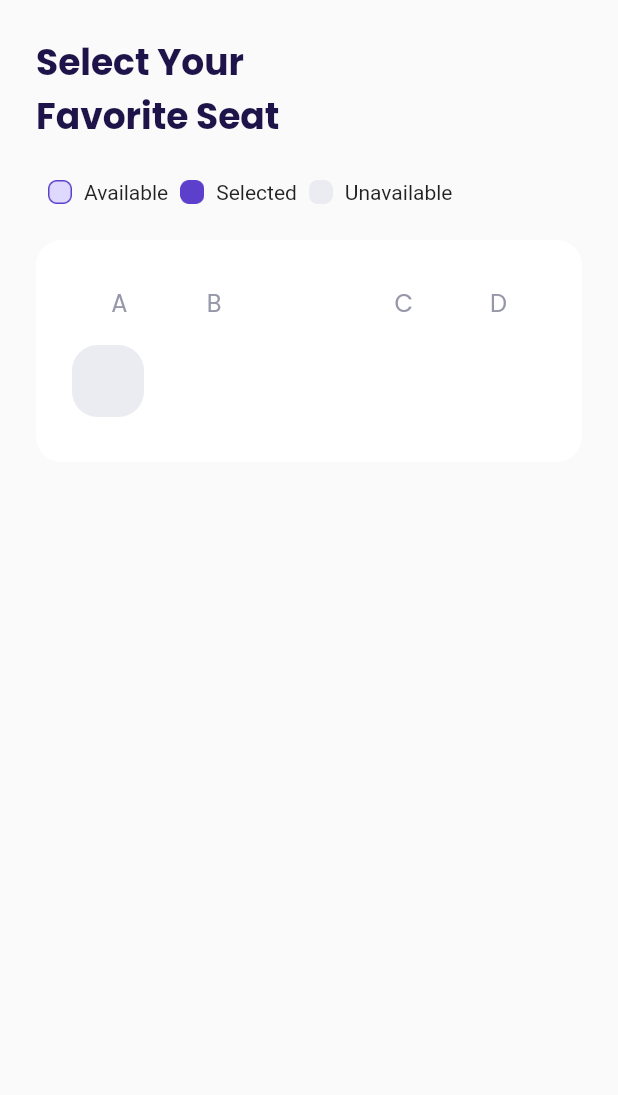
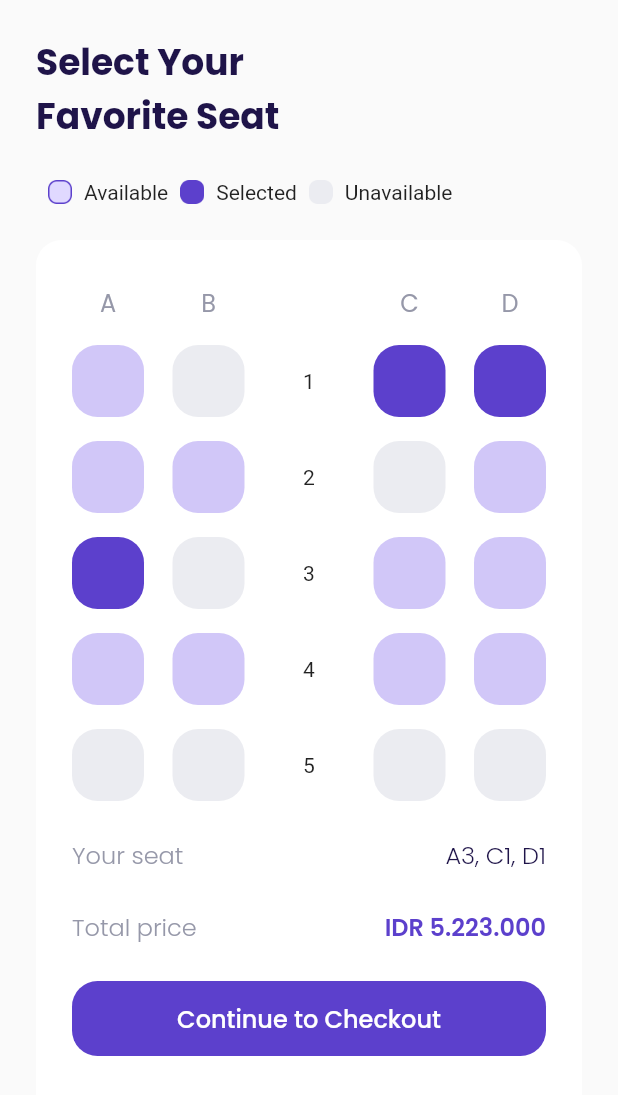
Before and after one commit to Bintaaaa/air_plane_flutter, a Flutter app: the ChooseSeatPage screen opened by its route, on a phone screen of 412 x 824 dp. Shown: the top 1095 px of the screen. Run offline on Flutter 3.47's test engine with Material 2 defaults, Android fonts, the phone set to English and light mode, and no system bars; our stand-ins replace google_fonts.

```diff
--- a/lib/main.dart
+++ b/lib/main.dart
@@ -1,4 +1,6 @@
+import 'package:air_plane/ui/pages/SuccessPage.dart';
 import 'package:air_plane/ui/pages/bonus_page.dart';
+import 'package:air_plane/ui/pages/checkout_page.dart';
 import 'package:air_plane/ui/pages/choose_seat_page.dart';
 import 'package:air_plane/ui/pages/detail_page.dart';
 import 'package:air_plane/ui/pages/get_started.dart';
@@ -22,7 +24,9 @@ class MyApp extends StatelessWidget {
         '/bonus': (context) => BonusPage(),
         '/main': (context) => MainPage(),
         '/detail-page': (context) => DetailPage(),
-        '/choose-seat': (context) => ChooseSeatPage()
+        '/choose-seat': (context) => ChooseSeatPage(),
+        '/checkout': (context) => CheckoutPage(),
+        '/success': (context) => SuccessCheckoutPage()
       },
     );
   }
--- a/lib/style/theme.dart
+++ b/lib/style/theme.dart
@@ -14,6 +14,7 @@ Color kBackgroundColor = Color(0xffFAFAFA);
 Color kInActiveColor = Color(0xffDBD7EC);
 Color kTransparent = Colors.transparent;
 Color kUnavailable = Color(0xffEBECF1);
+Color kAvailable = Color(0xffd1c7f8);
 
 
 TextStyle blackTextStyle = GoogleFonts.poppins(
--- a/lib/ui/pages/choose_seat_page.dart
+++ b/lib/ui/pages/choose_seat_page.dart
@@ -1,10 +1,17 @@
 import 'package:air_plane/style/theme.dart';
+import 'package:air_plane/ui/widgets/item_button.dart';
+import 'package:air_plane/ui/widgets/item_seat.dart';
 import 'package:air_plane/ui/widgets/item_seat_status.dart';
 import 'package:flutter/material.dart';
 
-class ChooseSeatPage extends StatelessWidget {
+class ChooseSeatPage extends StatefulWidget {
   const ChooseSeatPage({Key? key}) : super(key: key);
 
+  @override
+  State<ChooseSeatPage> createState() => _ChooseSeatPageState();
+}
+
+class _ChooseSeatPageState extends State<ChooseSeatPage> {
   Widget title() {
     return Container(
       margin: EdgeInsets.only(top: defaultMargin),
@@ -40,8 +47,10 @@ class ChooseSeatPage extends StatelessWidget {
       child: Column(
         children: [
           Row(
+            mainAxisAlignment: MainAxisAlignment.spaceBetween,
             children: [
-              Expanded(
+              Container(
+                width: 48,
                 child: Center(
                   child: Text(
                     "A",
@@ -49,7 +58,8 @@ class ChooseSeatPage extends StatelessWidget {
                   ),
                 ),
               ),
-              Expanded(
+              Container(
+                width: 48,
                 child: Center(
                   child: Text(
                     "B",
@@ -57,7 +67,8 @@ class ChooseSeatPage extends StatelessWidget {
                   ),
                 ),
               ),
-              Expanded(
+              Container(
+                width: 48,
                 child: Center(
                   child: Text(
                     "",
@@ -65,7 +76,8 @@ class ChooseSeatPage extends StatelessWidget {
                   ),
                 ),
               ),
-              Expanded(
+              Container(
+                width: 48,
                 child: Center(
                   child: Text(
                     "C",
@@ -73,7 +85,8 @@ class ChooseSeatPage extends StatelessWidget {
                   ),
                 ),
               ),
-              Expanded(
+              Container(
+                width: 48,
                 child: Center(
                   child: Text(
                     "D",
@@ -84,17 +97,119 @@ class ChooseSeatPage extends StatelessWidget {
             ],
           ),
           Row(
+            mainAxisAlignment: MainAxisAlignment.spaceBetween,
             children: [
+              ItemSeat(status: 0),
+              ItemSeat(status: 2),
               Container(
                 width: 48,
                 height: 48,
                 margin: EdgeInsets.only(top: 16),
-                decoration: BoxDecoration(
-                    borderRadius: BorderRadius.circular(17),
-                    color: kUnavailable),
+                child: Center(child: Text("1")),
               ),
+              ItemSeat(status: 1),
+              ItemSeat(status: 1),
             ],
-          )
+          ),
+          Row(
+            mainAxisAlignment: MainAxisAlignment.spaceBetween,
+            children: [
+              ItemSeat(status: 0),
+              ItemSeat(status: 0),
+              Container(
+                width: 48,
+                height: 48,
+                margin: EdgeInsets.only(top: 16),
+                child: Center(child: Text("2")),
+              ),
+              ItemSeat(status: 2),
+              ItemSeat(status: 0),
+            ],
+          ),
+          Row(
+            mainAxisAlignment: MainAxisAlignment.spaceBetween,
+            children: [
+              ItemSeat(status: 1),
+              ItemSeat(status: 2),
+              Container(
+                width: 48,
+                height: 48,
+                margin: EdgeInsets.only(top: 16),
+                child: Center(child: Text("3")),
+              ),
+              ItemSeat(status: 0),
+              ItemSeat(status: 0),
+            ],
+          ),
+          Row(
+            mainAxisAlignment: MainAxisAlignment.spaceBetween,
+            children: [
+              ItemSeat(status: 0),
+              ItemSeat(status: 0),
+              Container(
+                width: 48,
+                height: 48,
+                margin: EdgeInsets.only(top: 16),
+                child: Center(child: Text("4")),
+              ),
+              ItemSeat(status: 0),
+              ItemSeat(status: 0),
+            ],
+          ),
+          Row(
+            mainAxisAlignment: MainAxisAlignment.spaceBetween,
+            children: [
+              ItemSeat(status: 2),
+              ItemSeat(status: 2),
+              Container(
+                width: 48,
+                height: 48,
+                margin: EdgeInsets.only(top: 16),
+                child: Center(child: Text("5")),
+              ),
+              ItemSeat(status: 2),
+              ItemSeat(status: 2),
+            ],
+          ),
+          Container(
+            margin: EdgeInsets.only(top: defaultMargin),
+            child: Row(
+              mainAxisAlignment: MainAxisAlignment.spaceBetween,
+              children: [
+                Text(
+                  "Your seat",
+                  style:
+                      greyTextStyle.copyWith(fontSize: 16, fontWeight: ligth),
+                ),
+                Text(
+                  "A3, C1, D1",
+                  style:
+                      blackTextStyle.copyWith(fontSize: 16, fontWeight: ligth),
+                ),
+              ],
+            ),
+          ),
+          Container(
+            margin: EdgeInsets.only(top: defaultMargin),
+            child: Row(
+              mainAxisAlignment: MainAxisAlignment.spaceBetween,
+              children: [
+                Text(
+                  "Total price",
+                  style:
+                      greyTextStyle.copyWith(fontSize: 16, fontWeight: ligth),
+                ),
+                Text(
+                  "IDR 5.223.000",
+                  style:
+                      purpleTextStyle.copyWith(fontSize: 16, fontWeight: semiBold),
+                ),
+              ],
+            ),
+          ),
+          ItemButton(title: "Continue to Checkout", onPressed: (){
+            Navigator.pushNamed(context, "/checkout");
+          })
         ],
       ),
     );
--- /dev/null
+++ b/lib/ui/widgets/item_seat.dart
@@ -0,0 +1,32 @@
+import 'package:air_plane/style/theme.dart';
+import 'package:flutter/material.dart';
+
+class ItemSeat extends StatelessWidget {
+
+  final int status; // 0 is available, 1 is selected, 3 is unavailable
+
+  const ItemSeat({Key? key, required this.status}) : super(key: key);
+
+  @override
+  Widget build(BuildContext context) {
+    backgroundSeat(){
+      switch(status){
+        case 0:
+          return kAvailable;
+        case 1:
+          return kPrimaryColor;
+        case 2:
+          return kUnavailable;
+      }
+    }
+
+    return Container(
+      width: 48,
+      height: 48,
+      margin: EdgeInsets.only(top: 16),
+      decoration: BoxDecoration(
+          borderRadius: BorderRadius.circular(17),
+          color: backgroundSeat()),
+    );
+  }
+}
```
Also changed, not shown: lib/ui/pages/SuccessPage.dart (added, +57 -0 lines), lib/ui/pages/checkout_page.dart (added, +225 -0 lines), lib/ui/widgets/item_booking.dart (added, +27 -0 lines), lib/ui/widgets/item_deatil_booking.dart (added, +52 -0 lines).
